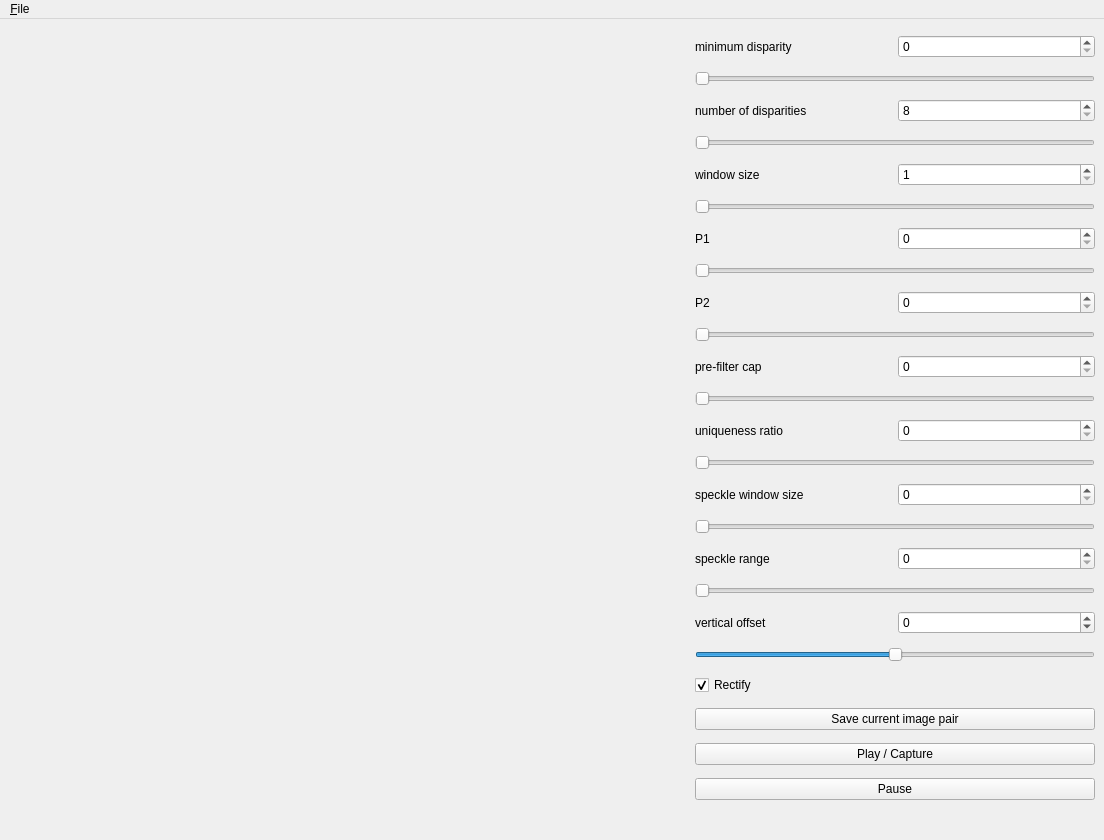
Qt form applications/stereo_workbench/qt/main_window.ui (Algomorph/reco) before a commit.
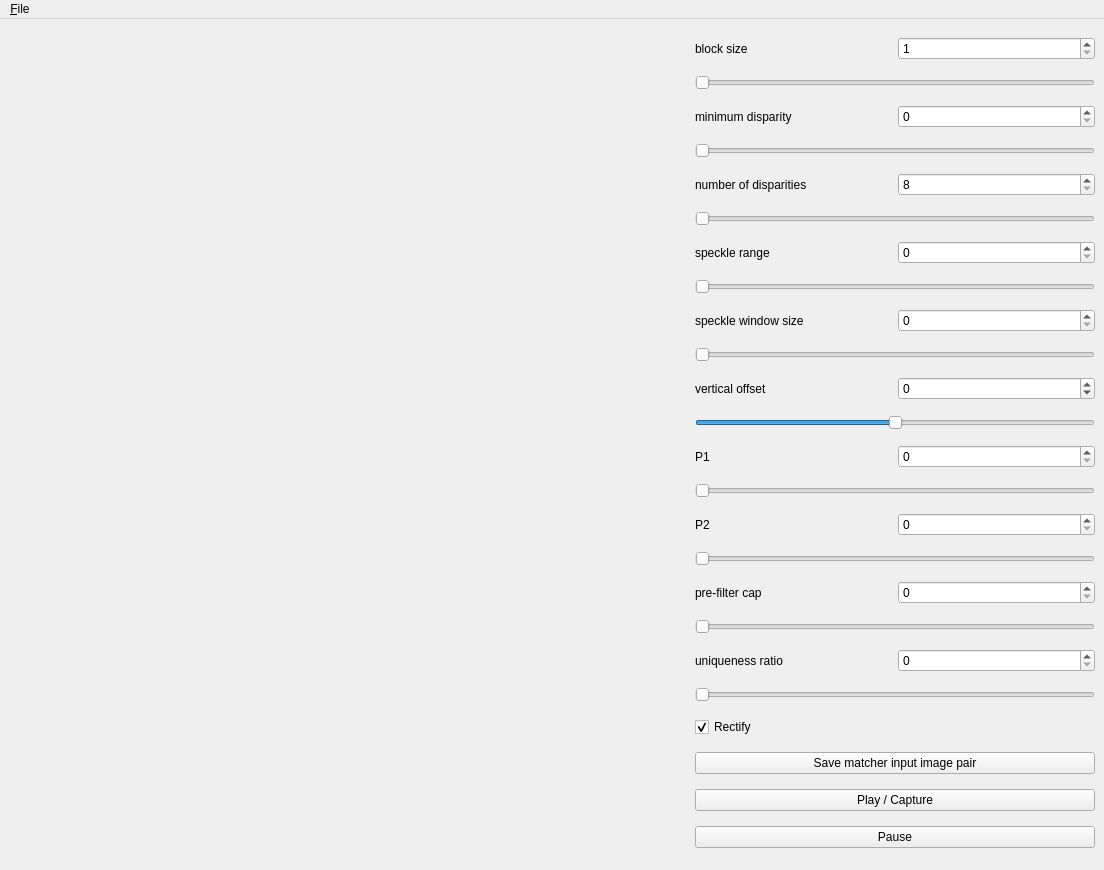
The same form after that commit. Icons and pictures are not drawn. Custom widgets are drawn as their Qt base class.

Commit message: stereo_processor polymorphed, stereo_matcher_tuning_panel's foundation

The edit to the form file:
```diff
--- a/applications/stereo_workbench/qt/main_window.ui
+++ b/applications/stereo_workbench/qt/main_window.ui
@@ -7,7 +7,7 @@
     <x>0</x>
     <y>0</y>
     <width>1104</width>
-    <height>840</height>
+    <height>870</height>
    </rect>
   </property>
   <property name="sizePolicy">
@@ -42,7 +42,59 @@
       <item>
        <layout class="QHBoxLayout" name="horizontalLayout_6">
         <item>
-         <widget class="QLabel" name="label">
+         <widget class="QLabel" name="block_size_label">
+          <property name="text">
+           <string>block size</string>
+          </property>
+         </widget>
+        </item>
+        <item>
+         <widget class="QSpinBox" name="block_size_spin_box">
+          <property name="minimum">
+           <number>1</number>
+          </property>
+          <property name="maximum">
+           <number>65</number>
+          </property>
+          <property name="singleStep">
+           <number>2</number>
+          </property>
+         </widget>
+        </item>
+       </layout>
+      </item>
+      <item>
+       <widget class="QSlider" name="block_size_slider">
+        <property name="sizePolicy">
+         <sizepolicy hsizetype="Minimum" vsizetype="Fixed">
+          <horstretch>0</horstretch>
+          <verstretch>0</verstretch>
+         </sizepolicy>
+        </property>
+        <property name="minimum">
+         <number>1</number>
+        </property>
+        <property name="maximum">
+         <number>65</number>
+        </property>
+        <property name="singleStep">
+         <number>2</number>
+        </property>
+        <property name="value">
+         <number>1</number>
+        </property>
+        <property name="tracking">
+         <bool>false</bool>
+        </property>
+        <property name="orientation">
+         <enum>Qt::Horizontal</enum>
+        </property>
+       </widget>
+      </item>
+      <item>
+       <layout class="QHBoxLayout" name="minimum_disparity_horizontal_layout">
+        <item>
+         <widget class="QLabel" name="minimum_disparity_label">
           <property name="text">
            <string>minimum disparity</string>
           </property>
@@ -137,29 +189,109 @@
       <item>
        <layout class="QHBoxLayout" name="horizontalLayout_7">
         <item>
-         <widget class="QLabel" name="label_3">
+         <widget class="QLabel" name="speckle_range_label">
           <property name="text">
-           <string>window size</string>
+           <string>speckle range</string>
           </property>
          </widget>
         </item>
         <item>
-         <widget class="QSpinBox" name="window_size_spin_box">
+         <widget class="QSpinBox" name="speckle_range_spin_box">
+          <property name="maximum">
+           <number>5</number>
+          </property>
+         </widget>
+        </item>
+       </layout>
+      </item>
+      <item>
+       <widget class="QSlider" name="speckle_range_slider">
+        <property name="sizePolicy">
+         <sizepolicy hsizetype="Minimum" vsizetype="Fixed">
+          <horstretch>0</horstretch>
+          <verstretch>0</verstretch>
+         </sizepolicy>
+        </property>
+        <property name="maximum">
+         <number>5</number>
+        </property>
+        <property name="pageStep">
+         <number>2</number>
+        </property>
+        <property name="tracking">
+         <bool>false</bool>
+        </property>
+        <property name="orientation">
+         <enum>Qt::Horizontal</enum>
+        </property>
+       </widget>
+      </item>
+      <item>
+       <layout class="QHBoxLayout" name="speckle_window_size_horizontal_layout">
+        <item>
+         <widget class="QLabel" name="speckle_window_size_label">
+          <property name="text">
+           <string>speckle window size</string>
+          </property>
+         </widget>
+        </item>
+        <item>
+         <widget class="QSpinBox" name="speckle_window_size_spin_box">
+          <property name="maximum">
+           <number>300</number>
+          </property>
+         </widget>
+        </item>
+       </layout>
+      </item>
+      <item>
+       <widget class="QSlider" name="speckle_window_size_slider">
+        <property name="sizePolicy">
+         <sizepolicy hsizetype="Minimum" vsizetype="Fixed">
+          <horstretch>0</horstretch>
+          <verstretch>0</verstretch>
+         </sizepolicy>
+        </property>
+        <property name="maximum">
+         <number>300</number>
+        </property>
+        <property name="singleStep">
+         <number>5</number>
+        </property>
+        <property name="pageStep">
+         <number>20</number>
+        </property>
+        <property name="tracking">
+         <bool>false</bool>
+        </property>
+        <property name="orientation">
+         <enum>Qt::Horizontal</enum>
+        </property>
+       </widget>
+      </item>
+      <item>
+       <layout class="QHBoxLayout" name="v_offset_horizontal_layout">
+        <item>
+         <widget class="QLabel" name="v_offset_label">
+          <property name="text">
+           <string>vertical offset</string>
+          </property>
+         </widget>
+        </item>
+        <item>
+         <widget class="QSpinBox" name="v_offset_spin_box">
           <property name="minimum">
-           <number>1</number>
+           <number>-128</number>
           </property>
           <property name="maximum">
-           <number>65</number>
-          </property>
-          <property name="singleStep">
-           <number>2</number>
+           <number>128</number>
           </property>
          </widget>
         </item>
        </layout>
       </item>
       <item>
-       <widget class="QSlider" name="window_size_slider">
+       <widget class="QSlider" name="v_offset_slider">
         <property name="sizePolicy">
          <sizepolicy hsizetype="Minimum" vsizetype="Fixed">
           <horstretch>0</horstretch>
@@ -167,16 +299,10 @@
          </sizepolicy>
         </property>
         <property name="minimum">
-         <number>1</number>
+         <number>-128</number>
         </property>
         <property name="maximum">
-         <number>65</number>
-        </property>
-        <property name="singleStep">
-         <number>2</number>
-        </property>
-        <property name="value">
-         <number>1</number>
+         <number>128</number>
         </property>
         <property name="tracking">
          <bool>false</bool>
@@ -365,133 +491,7 @@
        </widget>
       </item>
       <item>
-       <layout class="QHBoxLayout" name="horizontalLayout_9">
-        <item>
-         <widget class="QLabel" name="speckle_window_size_label">
-          <property name="text">
-           <string>speckle window size</string>
-          </property>
-         </widget>
-        </item>
-        <item>
-         <widget class="QSpinBox" name="speckle_window_size_spin_box">
-          <property name="maximum">
-           <number>300</number>
-          </property>
-         </widget>
-        </item>
-       </layout>
-      </item>
-      <item>
-       <widget class="QSlider" name="speckle_window_size_slider">
-        <property name="sizePolicy">
-         <sizepolicy hsizetype="Minimum" vsizetype="Fixed">
-          <horstretch>0</horstretch>
-          <verstretch>0</verstretch>
-         </sizepolicy>
-        </property>
-        <property name="maximum">
-         <number>300</number>
-        </property>
-        <property name="singleStep">
-         <number>5</number>
-        </property>
-        <property name="pageStep">
-         <number>20</number>
-        </property>
-        <property name="tracking">
-         <bool>false</bool>
-        </property>
-        <property name="orientation">
-         <enum>Qt::Horizontal</enum>
-        </property>
-       </widget>
-      </item>
-      <item>
-       <layout class="QHBoxLayout" name="horizontalLayout_10">
-        <item>
-         <widget class="QLabel" name="speckle_range_label">
-          <property name="text">
-           <string>speckle range</string>
-          </property>
-         </widget>
-        </item>
-        <item>
-         <widget class="QSpinBox" name="speckle_range_spin_box">
-          <property name="maximum">
-           <number>5</number>
-          </property>
-         </widget>
-        </item>
-       </layout>
-      </item>
-      <item>
-       <widget class="QSlider" name="speckle_range_slider">
-        <property name="sizePolicy">
-         <sizepolicy hsizetype="Minimum" vsizetype="Fixed">
-          <horstretch>0</horstretch>
-          <verstretch>0</verstretch>
-         </sizepolicy>
-        </property>
-        <property name="maximum">
-         <number>5</number>
-        </property>
-        <property name="pageStep">
-         <number>2</number>
-        </property>
-        <property name="tracking">
-         <bool>false</bool>
-        </property>
-        <property name="orientation">
-         <enum>Qt::Horizontal</enum>
-        </property>
-       </widget>
-      </item>
-      <item>
-       <layout class="QHBoxLayout" name="horizontalLayout_11">
-        <item>
-         <widget class="QLabel" name="v_offset_label">
-          <property name="text">
-           <string>vertical offset</string>
-          </property>
-         </widget>
-        </item>
-        <item>
-         <widget class="QSpinBox" name="v_offset_spin_box">
-          <property name="minimum">
-           <number>-128</number>
-          </property>
-          <property name="maximum">
-           <number>128</number>
-          </property>
-         </widget>
-        </item>
-       </layout>
-      </item>
-      <item>
-       <widget class="QSlider" name="v_offset_slider">
-        <property name="sizePolicy">
-         <sizepolicy hsizetype="Minimum" vsizetype="Fixed">
-          <horstretch>0</horstretch>
-          <verstretch>0</verstretch>
-         </sizepolicy>
-        </property>
-        <property name="minimum">
-         <number>-128</number>
-        </property>
-        <property name="maximum">
-         <number>128</number>
-        </property>
-        <property name="tracking">
-         <bool>false</bool>
-        </property>
-        <property name="orientation">
-         <enum>Qt::Horizontal</enum>
-        </property>
-       </widget>
-      </item>
-      <item>
-       <layout class="QHBoxLayout" name="horizontalLayout_13">
+       <layout class="QHBoxLayout" name="rectification_horizontal_layout">
         <item>
          <widget class="QCheckBox" name="rectify_checkbox">
           <property name="text">
@@ -505,15 +505,11 @@
        </layout>
       </item>
       <item>
-       <layout class="QHBoxLayout" name="horizontalLayout_12">
-        <item>
-         <widget class="QPushButton" name="save_current_button">
-          <property name="text">
-           <string>Save current image pair</string>
-          </property>
-         </widget>
-        </item>
-       </layout>
+       <widget class="QPushButton" name="save_current_button">
+        <property name="text">
+         <string>Save matcher input image pair</string>
+        </property>
+       </widget>
       </item>
       <item>
        <widget class="QPushButton" name="capture_button">
```
Left out of the diff: 20 changed lines with no effect on the pictures. The commit also changes 6 other files.
